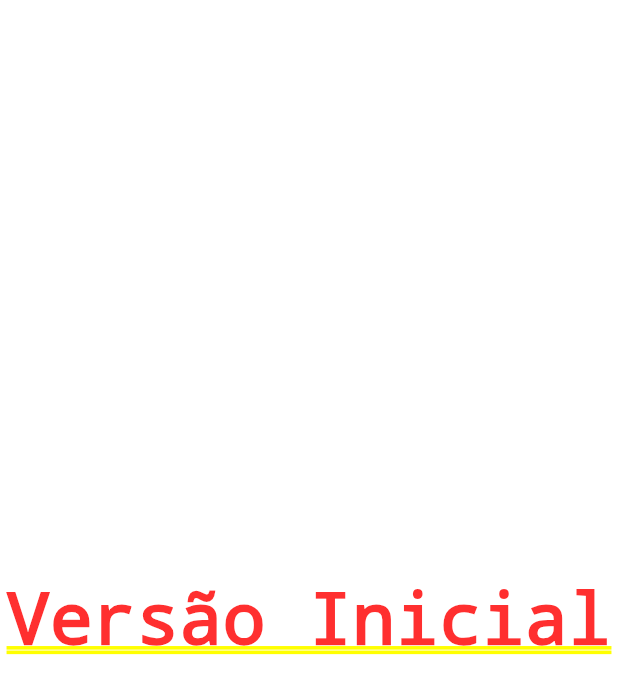
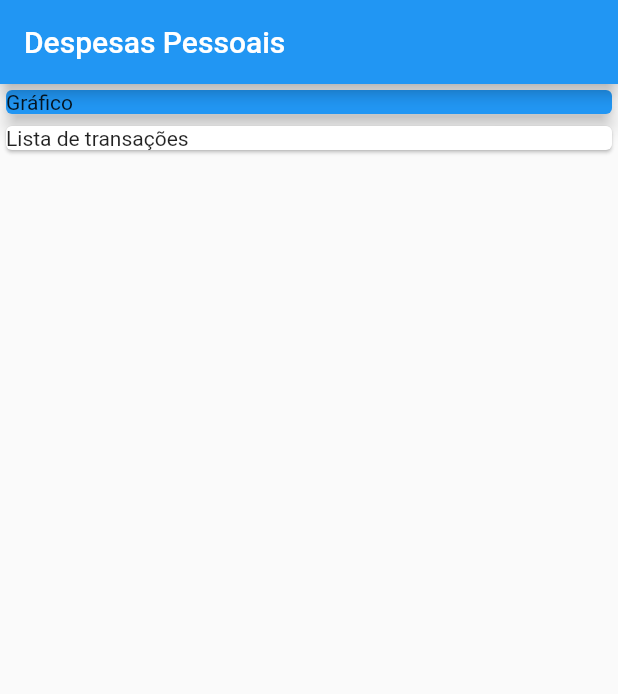
Before and after one commit to Lucasssi/expenses, a Flutter app: the screen it shows after launch, on a phone screen of 412 x 824 dp. Shown: the top 694 px of the screen. Run offline on Flutter 3.47's test engine with Material 2 defaults, Android fonts, the phone set to English and light mode, and no system bars.

Commit message:
Criado modelo classe de transações

```diff
--- a/lib/main.dart
+++ b/lib/main.dart
@@ -1,3 +1,4 @@
+import 'package:expenses/models/transaction.dart';
 import 'package:flutter/src/widgets/framework.dart';
 import 'package:flutter/src/widgets/placeholder.dart';
 import 'package:flutter/material.dart';
@@ -16,10 +17,43 @@ class ExpensesApp extends StatelessWidget {
 }
 
 class MyHomePage extends StatelessWidget {
+  final _transactions = [
+    Transaction(
+      id: 't1',
+      title: 'Novo Tênis de Corrida',
+      value: 310.76,
+      date: DateTime.now(),
+    ),
+    Transaction(
+      id: 't2',
+      title: 'Conta de Luz',
+      value: 211.30,
+      date: DateTime.now(),
+    ),
+  ];
   @override
   Widget build(BuildContext context) {
-    return Center(
-      child: Text('Versão Inicial'),
+    return Scaffold(
+      appBar: AppBar(
+        title: Text('Despesas Pessoais'),
+      ),
+      body: Column(
+        mainAxisAlignment: MainAxisAlignment.start,
+        crossAxisAlignment: CrossAxisAlignment.stretch,
+        children: <Widget>[
+          Container(
+            width: double.infinity,
+            child: Card(
+              color: Colors.blue,
+              child: Text('Gráfico'),
+              elevation: 5,
+            ),
+          ),
+          Card(
+            child: Text('Lista de transações'),
+          )
+        ],
+      ),
     );
   }
 }
--- /dev/null
+++ b/lib/models/transaction.dart
@@ -0,0 +1,13 @@
+class Transaction {
+  final String id;
+  final String title;
+  final double value;
+  final DateTime date;
+
+  Transaction({
+    required this.id,
+    required this.title,
+    required this.value,
+    required this.date,
+  });
+}
```
